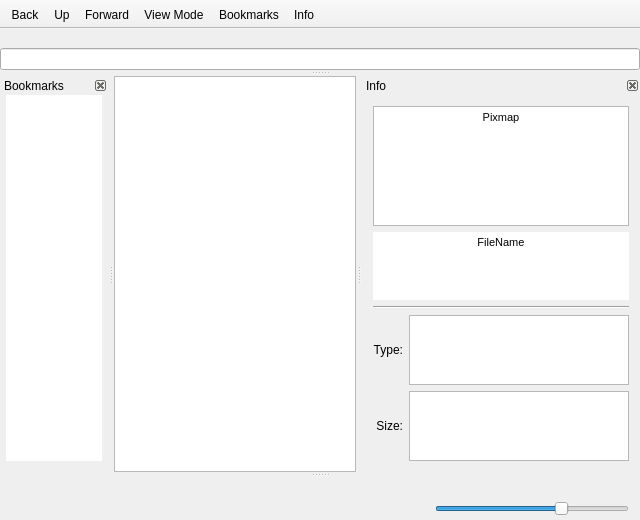
Old version of the form mainwindow.ui in the repository FrankMamuda/filemanager.
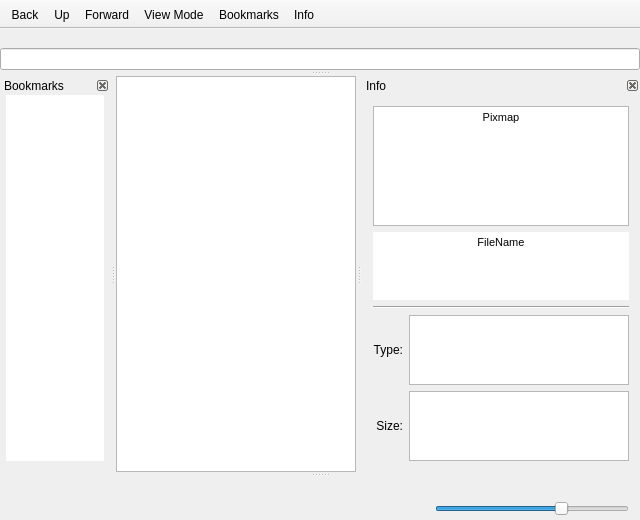
New version of the form. Icons and pictures are not drawn. Custom widgets are drawn as their Qt base class.

Patch:
```diff
--- a/mainwindow.ui
+++ b/mainwindow.ui
@@ -250,17 +250,11 @@
      <item>
       <widget class="SideView" name="sideView">
        <property name="sizePolicy">
-        <sizepolicy hsizetype="Minimum" vsizetype="Expanding">
+        <sizepolicy hsizetype="MinimumExpanding" vsizetype="Expanding">
          <horstretch>0</horstretch>
          <verstretch>0</verstretch>
         </sizepolicy>
        </property>
-       <property name="maximumSize">
-        <size>
-         <width>96</width>
-         <height>16777215</height>
-        </size>
-       </property>
        <property name="acceptDrops">
         <bool>true</bool>
        </property>
@@ -273,6 +267,9 @@
        <property name="horizontalScrollBarPolicy">
         <enum>Qt::ScrollBarAlwaysOff</enum>
        </property>
+       <property name="sizeAdjustPolicy">
+        <enum>QAbstractScrollArea::AdjustToContents</enum>
+       </property>
        <property name="editTriggers">
         <set>QAbstractItemView::NoEditTriggers</set>
        </property>
@@ -297,8 +294,8 @@
          <height>32</height>
         </size>
        </property>
-       <property name="textElideMode">
-        <enum>Qt::ElideLeft</enum>
+       <property name="resizeMode">
+        <enum>QListView::Adjust</enum>
        </property>
        <property name="gridSize">
         <size>
```
Left out of the diff: 9 changed lines with no effect on the pictures.
